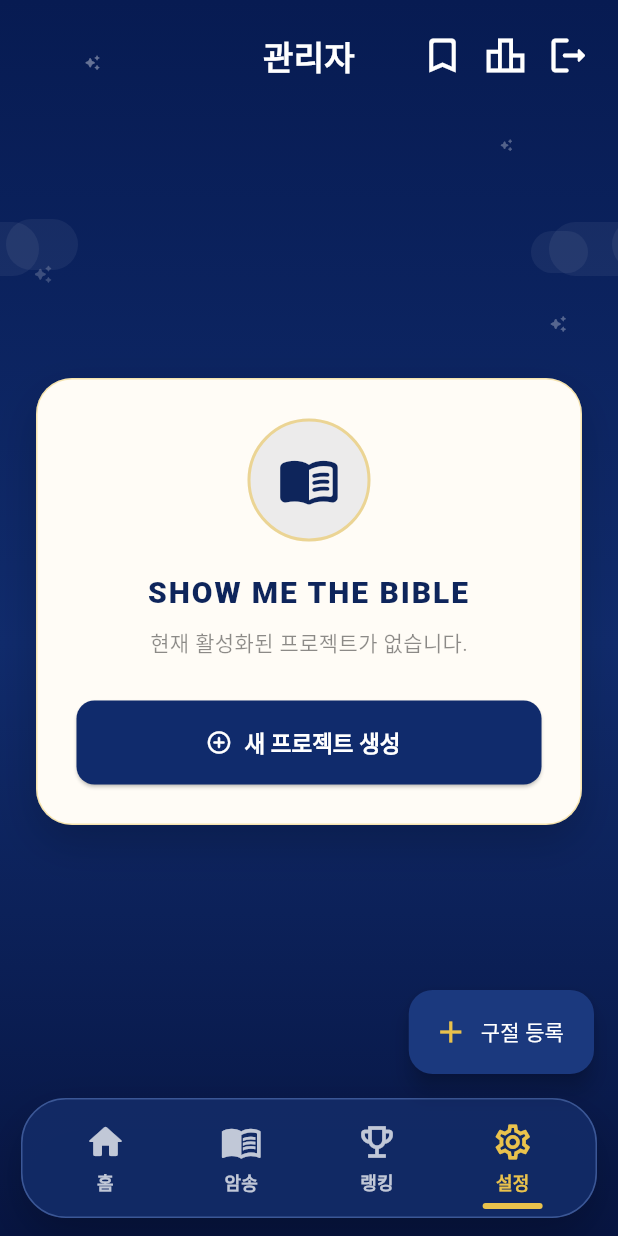
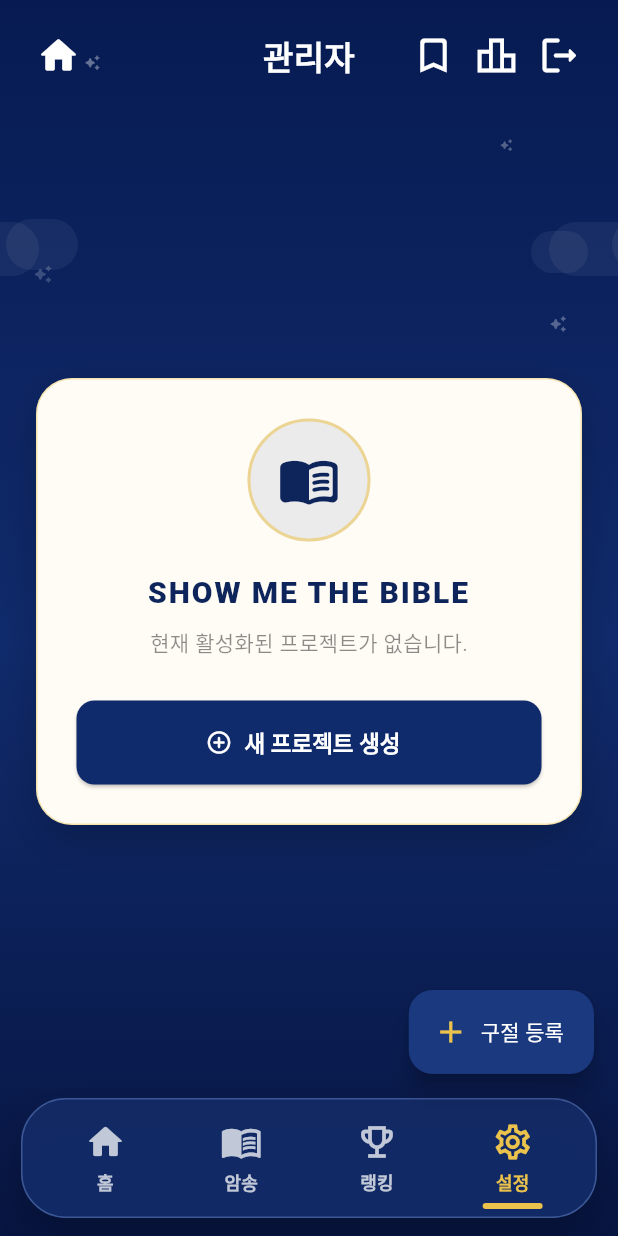
Before and after one commit to joyfulkim/SHOW_ME_THE_BIBLE, a Flutter app: the AdminPanelScreen screen opened by its route, on a phone screen of 412 x 824 dp. Run offline on Flutter 3.47's test engine with Material 3 defaults, Android fonts, the phone set to English and light mode, and no system bars; our stand-ins replace flutter_riverpod, flutter_secure_storage, flutter_tts, gap, go_router, permission_handler and 4 more; accounts and stored records are empty; generated files the repository leaves out were written again.

Commit message:
Add home buttons to app screens

```diff
--- a/lib/core/app_shell.dart
+++ b/lib/core/app_shell.dart
@@ -1,5 +1,6 @@
 import 'package:flutter/material.dart';
 import 'package:gap/gap.dart';
+import 'package:go_router/go_router.dart';
 
 class BibleColors {
   const BibleColors._();
@@ -240,6 +241,64 @@ class BibleIconButton extends StatelessWidget {
 
     if (tooltip == null) return button;
     return Tooltip(message: tooltip!, child: button);
+  }
+}
+
+class BibleHomeButton extends StatelessWidget {
+  const BibleHomeButton({
+    super.key,
+    this.onTap,
+    this.color = Colors.white,
+  });
+
+  final VoidCallback? onTap;
+  final Color color;
+
+  @override
+  Widget build(BuildContext context) {
+    return BibleIconButton(
+      icon: Icons.home_rounded,
+      tooltip: '홈으로',
+      color: color,
+      onTap: onTap ?? () => context.go('/mode-selection'),
+    );
+  }
+}
+
+class BibleHomeLeading extends StatelessWidget {
+  const BibleHomeLeading({
+    super.key,
+    this.showBack = false,
+    this.onBack,
+    this.onHome,
+  });
+
+  final bool showBack;
+  final VoidCallback? onBack;
+  final VoidCallback? onHome;
+
+  @override
+  Widget build(BuildContext context) {
+    return Row(
+      mainAxisSize: MainAxisSize.min,
+      children: [
+        BibleHomeButton(onTap: onHome),
+        if (showBack)
+          BibleIconButton(
+            icon: Icons.arrow_back_rounded,
+            tooltip: '뒤로',
+            color: BibleColors.gold,
+            onTap: onBack ??
+                () {
+                  if (context.canPop()) {
+                    context.pop();
+                  } else {
+                    context.go('/mode-selection');
+                  }
+                },
+          ),
+      ],
+    );
   }
 }
 
--- a/lib/features/admin/admin_panel_screen.dart
+++ b/lib/features/admin/admin_panel_screen.dart
@@ -75,14 +75,11 @@ class _AdminPanelScreenState extends ConsumerState<AdminPanelScreen> {
                 padding: const EdgeInsets.fromLTRB(18, 10, 18, 6),
                 child: BibleTopBar(
                   title: '관리자',
-                  sideWidth: 120,
-                  leading: _isManaging
-                      ? BibleIconButton(
-                          icon: Icons.arrow_back_rounded,
-                          tooltip: '대시보드로 돌아가기',
-                          onTap: () => setState(() => _isManaging = false),
-                        )
-                      : null,
+                  sideWidth: 132,
+                  leading: BibleHomeLeading(
+                    showBack: _isManaging,
+                    onBack: () => setState(() => _isManaging = false),
+                  ),
                   actions: [
                     BibleIconButton(
                       icon: Icons.bookmark_border_rounded,
--- a/lib/features/game/join_session_screen.dart
+++ b/lib/features/game/join_session_screen.dart
@@ -49,11 +49,7 @@ class JoinSessionScreen extends ConsumerWidget {
                     loading: () => '로드 중',
                     error: (_, __) => 'R_BIBLE',
                   ),
-                  leading: BibleIconButton(
-                    icon: Icons.arrow_back_rounded,
-                    tooltip: '홈으로',
-                    onTap: () => context.go('/mode-selection'),
-                  ),
+                  leading: const BibleHomeLeading(),
                   actions: [
                     BibleIconButton(
                       icon: Icons.logout_rounded,
--- a/lib/features/practice/practice_lobby_screen.dart
+++ b/lib/features/practice/practice_lobby_screen.dart
@@ -41,11 +41,7 @@ class PracticeLobbyScreen extends StatelessWidget {
                 child: BibleTopBar(
                   title: '혼자 연습하기',
                   sideWidth: 118,
-                  leading: BibleIconButton(
-                    icon: Icons.arrow_back_rounded,
-                    tooltip: '뒤로가기',
-                    onTap: () => context.go('/mode-selection'),
-                  ),
+                  leading: const BibleHomeLeading(),
                   actions: [
                     InkWell(
                       onTap: () => context.push('/settings'),
```
Also changed, not shown: lib/features/admin/grading_details_screen.dart (+4 -4 lines), lib/features/admin/verse_selector_screen.dart (+11 -0 lines), lib/features/auth/login_screen.dart (+18 -5 lines), lib/features/game/contestant_screen.dart (+5 -5 lines), lib/features/game/leaderboard_screen.dart (+4 -12 lines), lib/features/practice/practice_session_screen.dart (+3 -4 lines), lib/features/practice/verse_registration_screen.dart (+6 -4 lines), lib/features/result/final_result_screen.dart (+16 -1 lines), lib/features/result/user_result_detail_screen.dart (+4 -4 lines), lib/features/settings/settings_screen.dart (+4 -12 lines).
